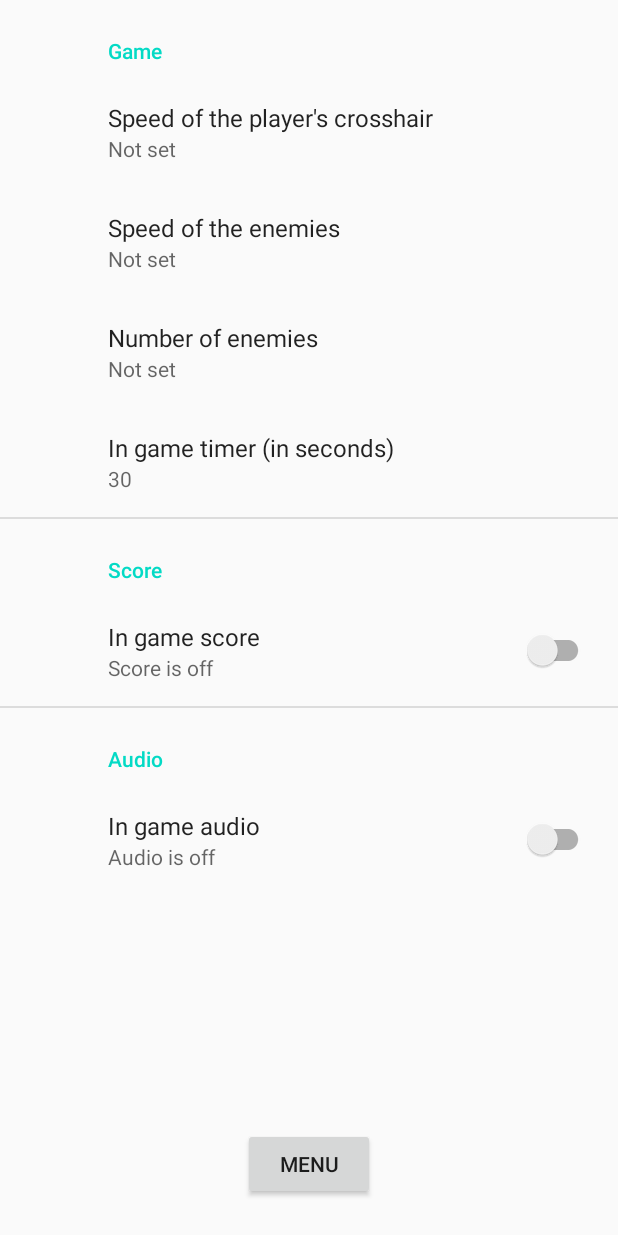
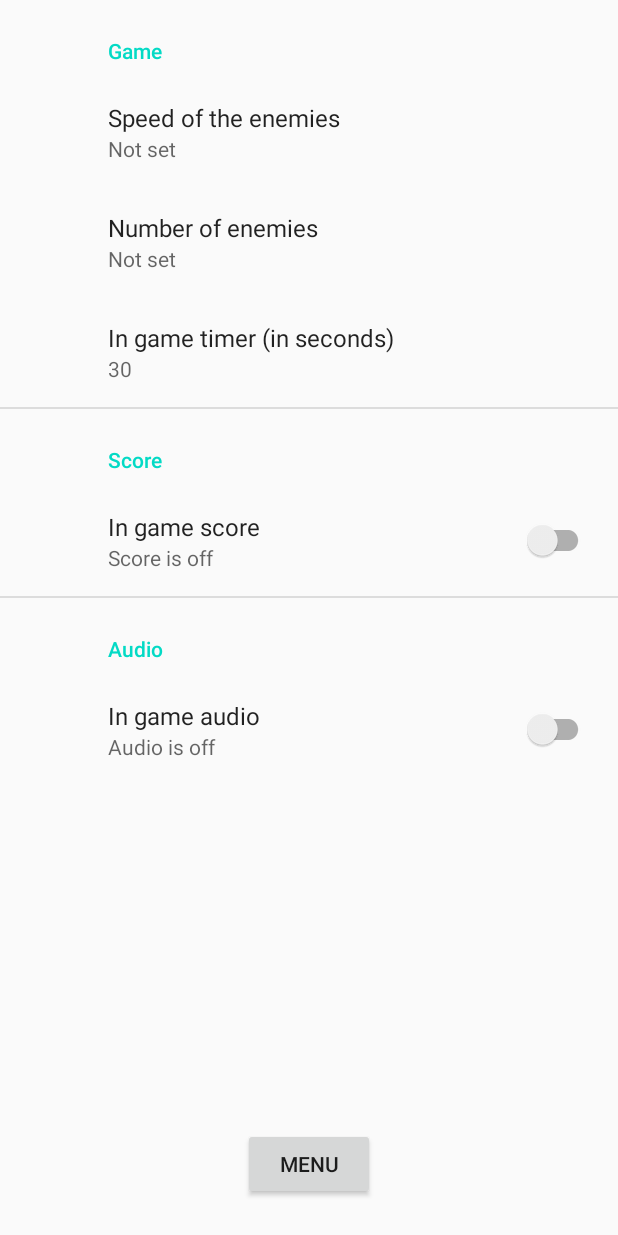
Before and after one commit to init-andrea/DroidShooter, an Android app: the SettingsActivity screen opened directly, with no data from a screen before it, on a phone screen of 412 x 824 dp. Run offline under Robolectric (Android 15) with nearby library versions, the phone set to English and light mode, and no system bars; our stand-ins replace androidx.preference.

Commit message:
Removed crosshair speed preference.

```diff
--- a/app/src/main/java/unipg/pigdm/droidshooter/view/uicontroller/SettingsActivity.java
+++ b/app/src/main/java/unipg/pigdm/droidshooter/view/uicontroller/SettingsActivity.java
@@ -38,8 +38,8 @@ public class SettingsActivity extends AppCompatActivity {
         public void onCreatePreferences(Bundle savedInstanceState, String rootKey) {
             setPreferencesFromResource(R.xml.root_preferences, rootKey);
 
-            EditTextPreference crosshairSpeed = findPreference("crosshair_speed");
-            SettingsActivity.setOnBindEditTextListener(crosshairSpeed);
+            //EditTextPreference crosshairSpeed = findPreference("crosshair_speed");
+            //SettingsActivity.setOnBindEditTextListener(crosshairSpeed);
             EditTextPreference enemySpeed = findPreference("enemy_speed");
             SettingsActivity.setOnBindEditTextListener(enemySpeed);
             EditTextPreference enemyNumber = findPreference("enemy_number");
@@ -49,7 +49,7 @@ public class SettingsActivity extends AppCompatActivity {
         }
     }
 
-    //prevents the user from inputting wrong values, only numbers are allowed for numeric settings
+    //Prevents the user from inputting wrong values, only numbers are allowed for numeric settings
     private static void setOnBindEditTextListener(EditTextPreference editTextPreference) {
         if (editTextPreference != null) {
             editTextPreference.setOnBindEditTextListener(
--- a/app/src/main/res/layout/activity_pause.xml
+++ b/app/src/main/res/layout/activity_pause.xml
@@ -1,9 +1,8 @@
 <?xml version="1.0" encoding="utf-8"?>
 <LinearLayout xmlns:android="http://schemas.android.com/apk/res/android"
     xmlns:app="http://schemas.android.com/apk/res-auto"
-    xmlns:tools="http://schemas.android.com/tools"
     android:layout_height="match_parent"
-    android:layout_width="match_parent" >
+    android:layout_width="match_parent">
 
     <LinearLayout
         android:layout_height="match_parent"
@@ -43,6 +42,7 @@
     <TextView
         android:id="@+id/scoreLabel"
         android:layout_gravity="top"
+        android:gravity="center"
         android:layout_height="wrap_content"
         android:layout_width="wrap_content"
         android:text="@string/score_text" />
--- a/app/src/main/res/xml/root_preferences.xml
+++ b/app/src/main/res/xml/root_preferences.xml
@@ -3,10 +3,10 @@
 
     <PreferenceCategory android:title="@string/game_header">
 
-        <EditTextPreference
+        <!--<EditTextPreference
             android:key="crosshair_speed"
             android:title="@string/crosshair_speed_title"
-            app:useSimpleSummaryProvider="true" />
+            app:useSimpleSummaryProvider="true" />-->
 
         <EditTextPreference
             android:key="enemy_speed"
```
